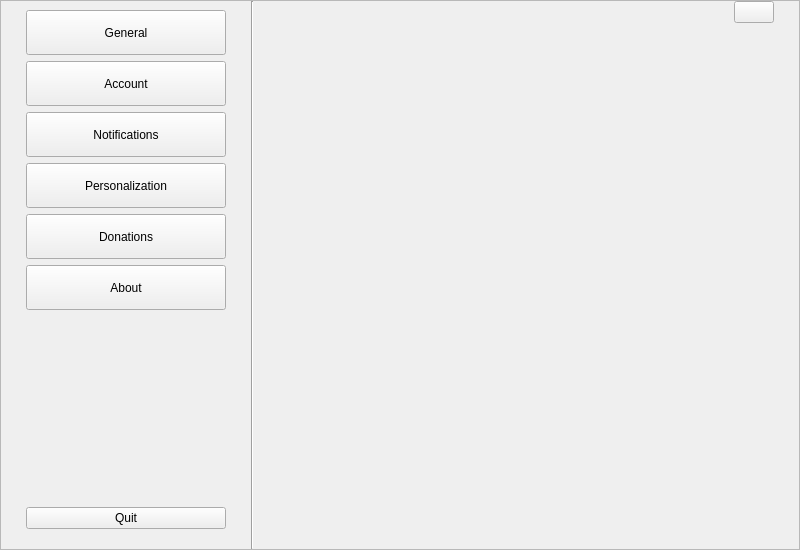
Before: the Qt Designer form zapzap/view/ui/settings.ui in jmbatistav/zapzap, drawn with Qt 5.
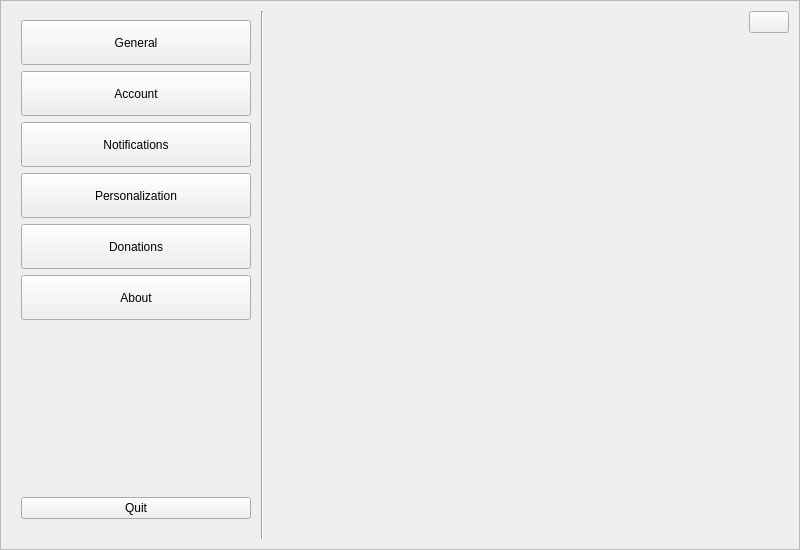
After: the same form once the commit is applied.

Commit message: :lipstick: feat: Little adjustments in settings

Diff of the .ui file:
```diff
--- a/zapzap/view/ui/settings.ui
+++ b/zapzap/view/ui/settings.ui
@@ -72,16 +72,16 @@
           <number>0</number>
          </property>
          <property name="leftMargin">
-          <number>0</number>
+          <number>10</number>
          </property>
          <property name="topMargin">
-          <number>0</number>
+          <number>10</number>
          </property>
          <property name="rightMargin">
-          <number>0</number>
+          <number>10</number>
          </property>
          <property name="bottomMargin">
-          <number>0</number>
+          <number>10</number>
          </property>
          <item>
           <layout class="QHBoxLayout" name="horizontalLayout_29">
@@ -116,13 +116,13 @@
                <number>0</number>
               </property>
               <property name="leftMargin">
-               <number>25</number>
+               <number>10</number>
               </property>
               <property name="topMargin">
                <number>0</number>
               </property>
               <property name="rightMargin">
-               <number>25</number>
+               <number>10</number>
               </property>
               <property name="bottomMargin">
                <number>0</number>
@@ -356,13 +356,13 @@
               <number>0</number>
              </property>
              <property name="leftMargin">
-              <number>25</number>
+              <number>10</number>
              </property>
              <property name="topMargin">
               <number>0</number>
              </property>
              <property name="rightMargin">
-              <number>25</number>
+              <number>0</number>
              </property>
              <property name="bottomMargin">
               <number>0</number>
```
The commit also changes 2 other files.
